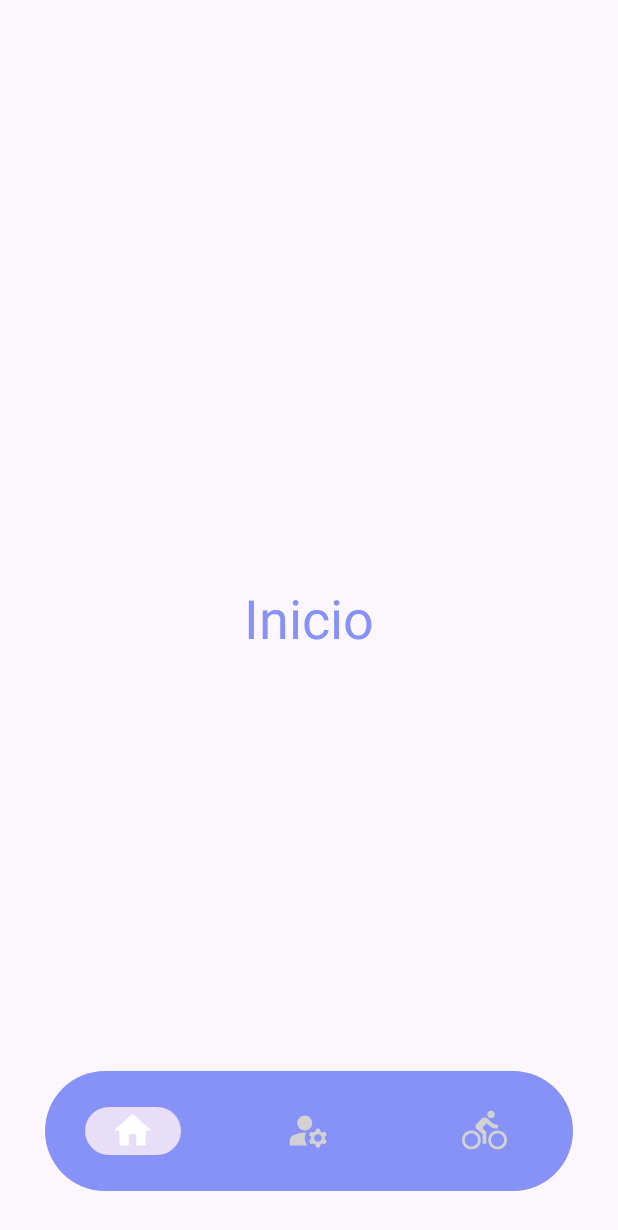
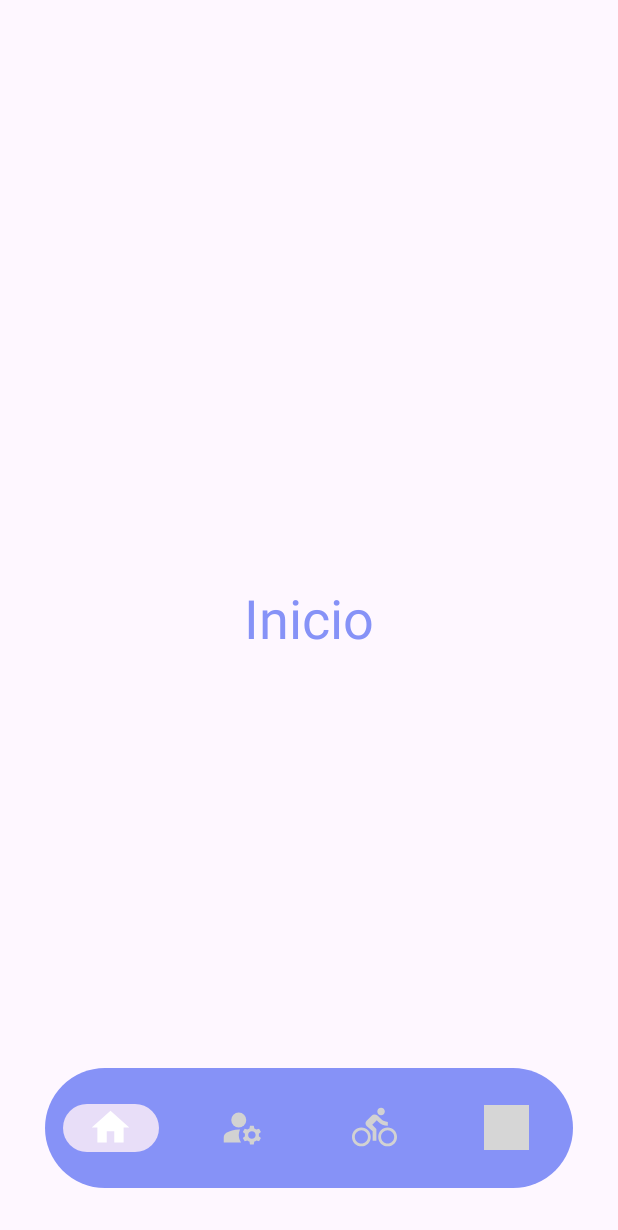
Before and after one commit to ezequiel2502/pruebapfrideon, an Android app: the Inicio screen opened directly, with no data from a screen before it, on a phone screen of 412 x 824 dp. Shown: the top 1230 px of the screen. Run offline under Robolectric (Android 15) with nearby library versions, the phone set to English and light mode, and no system bars; grey boxes are pictures that could not be loaded.

Commit message:
Agrego  cambios a la bottomnavigation para agregar un boton nuevo y actividad nueva para que JuanCa mude lo de rutas a ese boton nuevo y el perfil quede libre

```diff
--- a/app/build.gradle
+++ b/app/build.gradle
@@ -1,6 +1,7 @@
 plugins {
     id 'com.android.application'
     id 'com.google.gms.google-services'
+    id 'org.jetbrains.kotlin.android'
 
 }
 
--- a/app/src/main/AndroidManifest.xml
+++ b/app/src/main/AndroidManifest.xml
@@ -1,6 +1,7 @@
 <?xml version="1.0" encoding="utf-8"?>
 <manifest xmlns:android="http://schemas.android.com/apk/res/android"
-    xmlns:tools="http://schemas.android.com/tools" package="com.example.sesionconfirebase">
+    xmlns:tools="http://schemas.android.com/tools"
+    package="com.example.sesionconfirebase">
 
     <uses-permission android:name="android.permission.INTERNET" />
     <uses-permission android:name="android.permission.READ_EXTERNAL_STORAGE" />
@@ -16,6 +17,9 @@
         android:theme="@style/Theme.SesionConFirebase"
         tools:replace="android:allowBackup"
         tools:targetApi="31">
+        <activity
+            android:name=".Rutas"
+            android:exported="false" />
         <activity
             android:name=".SingleEventoActivity"
             android:exported="false" />
--- a/app/src/main/java/com/example/sesionconfirebase/HomeActivity.java
+++ b/app/src/main/java/com/example/sesionconfirebase/HomeActivity.java
@@ -73,6 +73,12 @@ public class HomeActivity extends AppCompatActivity {
                 return true;
             } else if (itemId == R.id.btn_planificar) {
                 startActivity(new Intent(getApplicationContext(), ListaEventos.class));
+                overridePendingTransition(R.anim.slide_in_right, R.anim.slide_out_left);
+                finish();
+                return true;
+            }
+            else if (itemId == R.id.btn_Rutas) {
+                startActivity(new Intent(getApplicationContext(), Rutas.class));
                 overridePendingTransition(R.anim.slide_in_right, R.anim.slide_out_left);
                 finish();
                 return true;
--- a/app/src/main/java/com/example/sesionconfirebase/ListaEventos.java
+++ b/app/src/main/java/com/example/sesionconfirebase/ListaEventos.java
@@ -149,6 +149,12 @@ public class ListaEventos extends AppCompatActivity {
                 finish();
                 return true;
             }
+            else if (itemId == R.id.btn_Rutas) {
+                startActivity(new Intent(getApplicationContext(), Rutas.class));
+                overridePendingTransition(R.anim.slide_in_right, R.anim.slide_out_left);
+                finish();
+                return true;
+            }
             return false;
         });
     }//fin onCreate()
--- a/app/src/main/res/layout/activity_inicio.xml
+++ b/app/src/main/res/layout/activity_inicio.xml
@@ -13,15 +13,16 @@
         android:textColor="@color/lavender"
         android:layout_centerInParent="true"
         android:textSize="36sp" />
+
     <com.google.android.material.bottomnavigation.BottomNavigationView
         android:id="@+id/bottomNavigation"
         android:layout_width="match_parent"
         android:layout_height="wrap_content"
         android:layout_alignParentBottom="true"
-        android:layout_marginBottom="30dp"
-        android:layout_marginEnd="30dp"
         android:layout_marginStart="30dp"
         android:layout_marginTop="30dp"
+        android:layout_marginEnd="30dp"
+        android:layout_marginBottom="32dp"
         android:background="@drawable/bottom_background"
         android:elevation="2dp"
         app:itemIconSize="30dp"
--- a/app/src/main/res/menu/bottom_menu.xml
+++ b/app/src/main/res/menu/bottom_menu.xml
@@ -17,5 +17,10 @@
         android:icon="@drawable/baseline_directions_bike_24"
         android:title="Planificar" />
 
+    <item
+        android:id="@+id/btn_Rutas"
+        android:icon="@drawable/baseline_alt_route_24"
+        android:title="Rutas" />
+
 
 </menu>
--- a/build.gradle
+++ b/build.gradle
@@ -28,4 +28,5 @@ buildscript {
 plugins {
     id 'com.android.application' version '8.0.1' apply false
     id 'com.android.library' version '8.0.1' apply false
+    id 'org.jetbrains.kotlin.android' version '1.7.21' apply false
 }
```
Also changed, not shown: app/src/main/java/com/example/sesionconfirebase/Inicio.java (+7 -1 lines).
